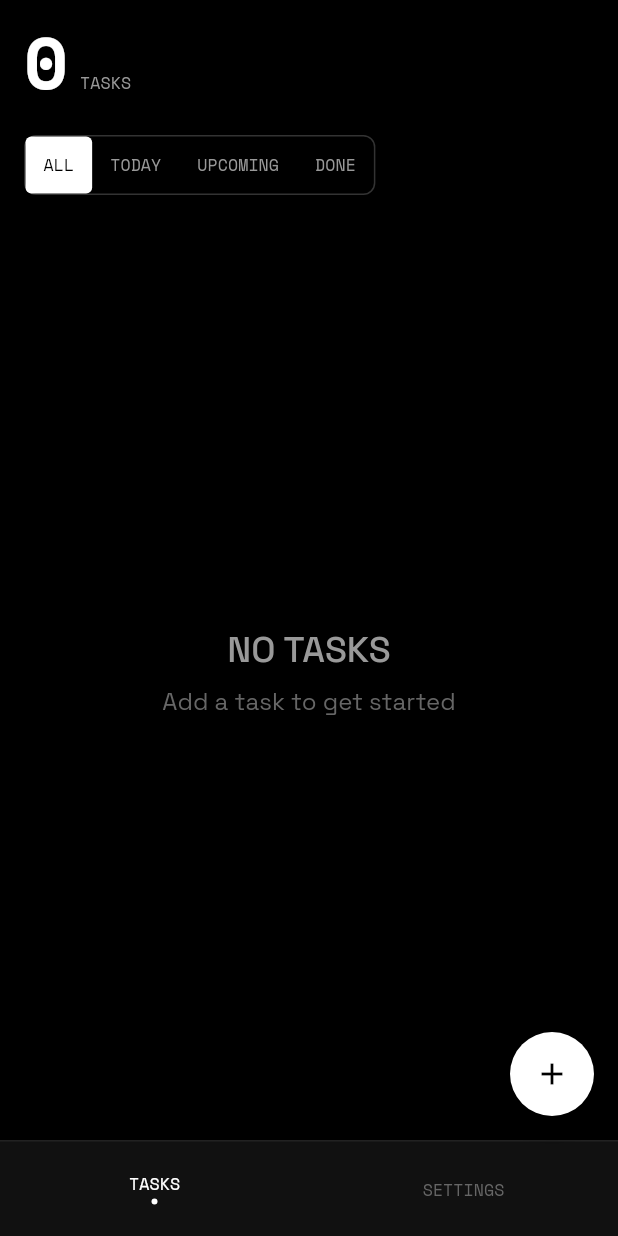
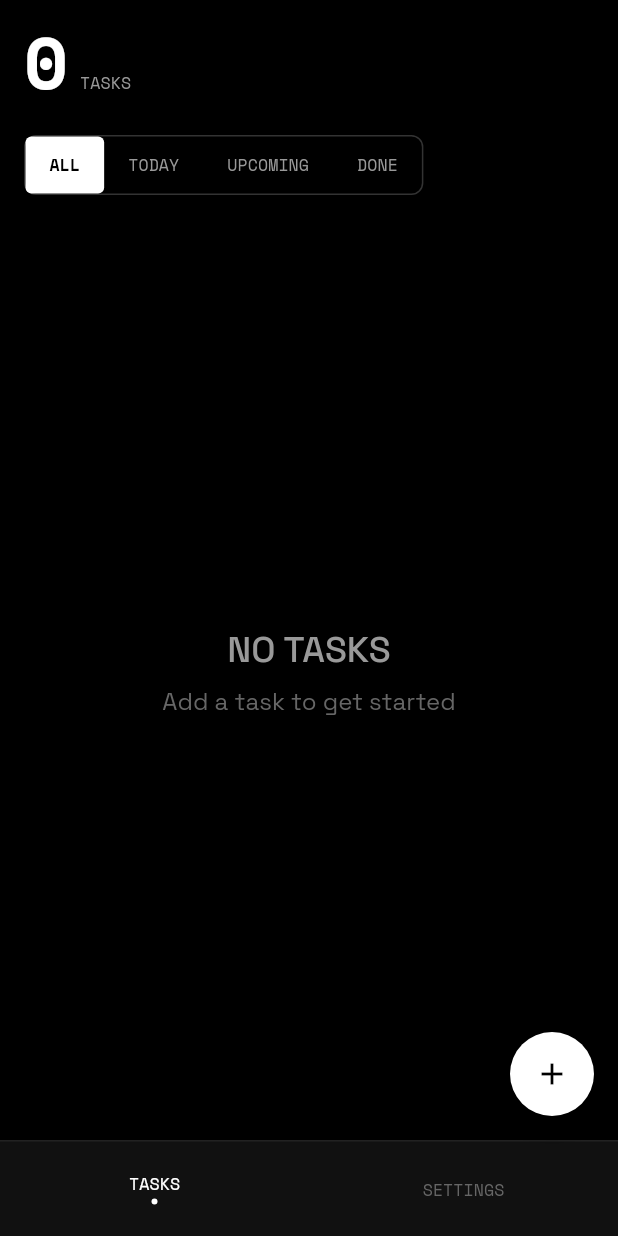
Before and after one commit to sazardev/nothing_notes, a Flutter app: the screen it shows after launch, on a phone screen of 412 x 824 dp. Run offline on Flutter 3.47's test engine with Material 3 defaults, Android fonts, the phone set to English and light mode, and no system bars; our stand-ins replace drift, drift_flutter, flutter_riverpod, go_router, google_fonts, shared_preferences; accounts and stored records are empty; generated files the repository leaves out were written again.

Commit message:
style(segmented-filter): adjust layout and colors

```diff
--- a/lib/presentation/widgets/segmented_filter.dart
+++ b/lib/presentation/widgets/segmented_filter.dart
@@ -40,7 +40,7 @@ class SegmentedFilter extends StatelessWidget {
             onTap: () => onChanged(filter.$1),
             child: AnimatedContainer(
               duration: AppConstants.animationNormal,
-              padding: const EdgeInsets.symmetric(horizontal: 12),
+              padding: const EdgeInsets.symmetric(horizontal: 16),
               decoration: BoxDecoration(
                 color: isSelected ? colors.textDisplay : Colors.transparent,
                 borderRadius: BorderRadius.circular(AppConstants.radiusInput - 4),
@@ -52,6 +52,7 @@ class SegmentedFilter extends StatelessWidget {
                   fontFamily: 'Space Mono',
                   fontSize: 11,
                   letterSpacing: 0.08,
+                  fontWeight: isSelected ? FontWeight.w600 : FontWeight.w400,
                   color: isSelected ? colors.background : colors.textSecondary,
                 ),
               ),
```
